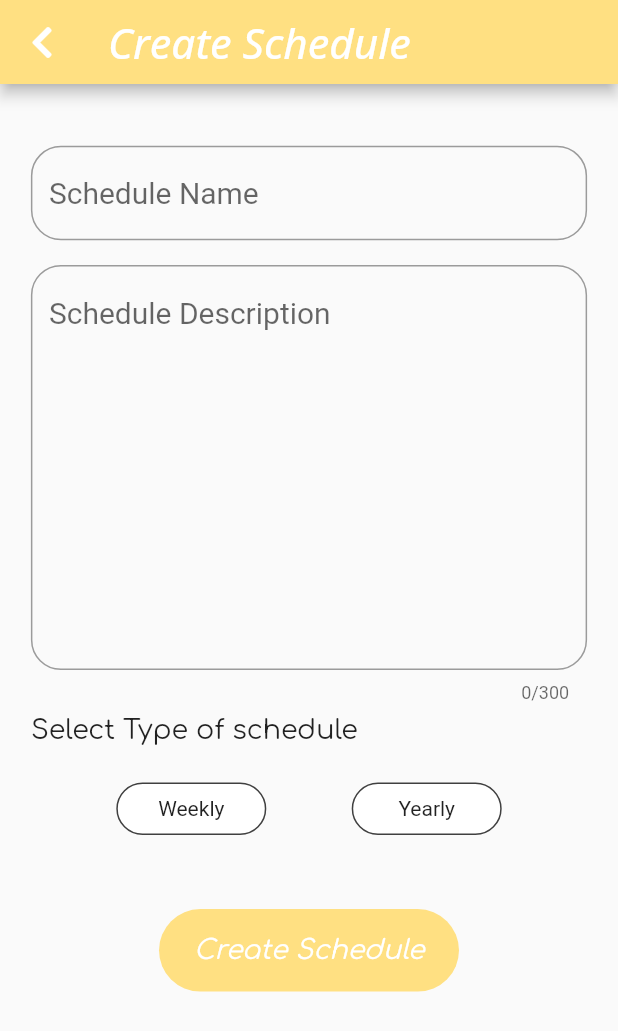
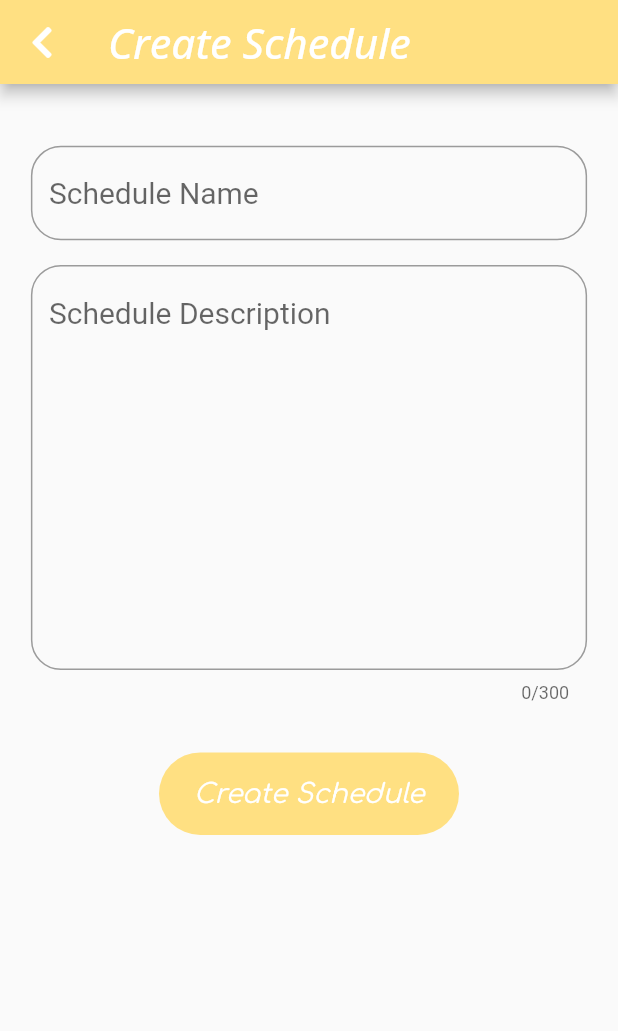
Before and after one commit to ompatel11/planner, a Flutter app: the AddSchedule screen opened by its route, on a phone screen of 412 x 824 dp. Shown: the top 1031 px of the screen. Run offline on Flutter 3.47's test engine with Material 2 defaults, Android fonts, the phone set to English and light mode, and no system bars; our stand-ins replace flutter_svg, font_awesome_flutter, google_fonts, percent_indicator, table_calendar.

Commit message:
Finished Adding Schedules pages.

```diff
--- a/planner/lib/Screens/createshedule.dart
+++ b/planner/lib/Screens/createshedule.dart
@@ -65,78 +65,78 @@ class _AddScheduleState extends State<AddSchedule> {
               SizedBox(
               height: h *0.01,
               ),
-              Row(
-                children: [
-                  Text("Select Type of schedule",
-                  style: GoogleFonts.comfortaa(
-                    fontSize: 18
-                  ),),
-                ],
-              ),
+              // Row(
+              //   children: [
+              //     Text("Select Type of schedule",
+              //     style: GoogleFonts.comfortaa(
+              //       fontSize: 18
+              //     ),),
+              //   ],
+              // ),
               SizedBox(
               height: h *0.03,
               ),
-              Row(
-                mainAxisAlignment: MainAxisAlignment.spaceEvenly,
-                children: [
-                  GestureDetector(
-                    onTap: (){
-                      print("1");
-                      setState(() {
-                        if (weekcolor==false){
-                          print(weekcolor);
-                          return weekcolor=true;
-                        }
-                        else{
-                          print(weekcolor);
-                          return weekcolor=false;
-                        }
-                       });
-                    },
-                    child: Container(
-                      height: 35,
-                      width: 100,
-                      child: Center(child: Text("Weekly")),
-                      decoration: BoxDecoration(
-                        border: Border.all(color:textThemeColor),
-                        borderRadius: BorderRadius.all(Radius.circular(20.0)),
-                        color: weekcolor==true? blueThemeColor: Colors.white
-                      ),
-                    ),
+              // Row(
+              //   mainAxisAlignment: MainAxisAlignment.spaceEvenly,
+              //   children: [
+              //     GestureDetector(
+              //       onTap: (){
+              //         print("1");
+              //         setState(() {
+              //           if (weekcolor==false){
+              //             print(weekcolor);
+              //             return weekcolor=true;
+              //           }
+              //           else{
+              //             print(weekcolor);
+              //             return weekcolor=false;
+              //           }
+              //          });
+              //       },
+              //       child: Container(
+              //         height: 35,
+              //         width: 100,
+              //         child: Center(child: Text("Weekly")),
+              //         decoration: BoxDecoration(
+              //           border: Border.all(color:textThemeColor),
+              //           borderRadius: BorderRadius.all(Radius.circular(20.0)),
+              //           color: weekcolor==true? blueThemeColor: Colors.white
+              //         ),
+              //       ),
 
-                  ),
-                  GestureDetector(
-                    onTap: (){
-                      setState(() {
-                        if (weekcolor==false){
-                          print(weekcolor=true);
-                          return weekcolor=true;
-                        }
-                        else{
-                          print(weekcolor);
-                          print(weekcolor=false);
-                          return weekcolor=false;
-                        }
-                       });
-                    },
-                    child: Container(
-                      height: 35,
-                      width: 100,
-                      child: Center(child: Text("Yearly")),
-                      decoration: BoxDecoration(
-                        border: Border.all(color:textThemeColor),
-                        borderRadius: BorderRadius.all(Radius.circular(20.0)),
-                        color: weekcolor==true? blueThemeColor: Colors.white
-                      ),
-                    ),
+              //     ),
+              //     GestureDetector(
+              //       onTap: (){
+              //         setState(() {
+              //           if (weekcolor==false){
+              //             print(weekcolor=true);
+              //             return weekcolor=true;
+              //           }
+              //           else{
+              //             print(weekcolor);
+              //             print(weekcolor=false);
+              //             return weekcolor=false;
+              //           }
+              //          });
+              //       },
+              //       child: Container(
+              //         height: 35,
+              //         width: 100,
+              //         child: Center(child: Text("Yearly")),
+              //         decoration: BoxDecoration(
+              //           border: Border.all(color:textThemeColor),
+              //           borderRadius: BorderRadius.all(Radius.circular(20.0)),
+              //           color: weekcolor==true? blueThemeColor: Colors.white
+              //         ),
+              //       ),
 
-                  )
-                ],
-              ),
-              SizedBox(
-                height: h * 0.06,
-              ),
+              //     )
+              //   ],
+              // ),
               GestureDetector(
+                onTap: (){
+                  Navigator.popAndPushNamed(context, '/yearlyschedule');
+                },
                 child: Container(
                   height: 55,
                   width: 200,
--- a/planner/lib/Screens/home.dart
+++ b/planner/lib/Screens/home.dart
@@ -73,7 +73,7 @@ class _HomepageState extends State<Homepage> {
           ),
           Padding(
             padding:  EdgeInsets.only(top: h * 0.32),
-            child: Container(
+            child: SingleChildScrollView(
               child: Column(
               children: [
                 Padding(
--- a/planner/lib/Screens/schedules.dart
+++ b/planner/lib/Screens/schedules.dart
@@ -60,6 +60,7 @@ class _SchedulesscreenState extends State<Schedulesscreen> {
           Align(
             child: Padding(
               padding:  EdgeInsets.only(top:h*0.32,left: w * 0.04),
+              child: SingleChildScrollView(
                               child: Column(
                   crossAxisAlignment: CrossAxisAlignment.start,
                   children: [
@@ -259,6 +260,7 @@ class _SchedulesscreenState extends State<Schedulesscreen> {
                   ],
                 ),
               ),
+            ),
           )
         ],
       ),
```
Also changed, not shown: planner/lib/Screens/yearlyschedules.dart (+99 -7 lines), planner/pubspec.lock. Lines whose indentation alone changed are shown as unchanged.
